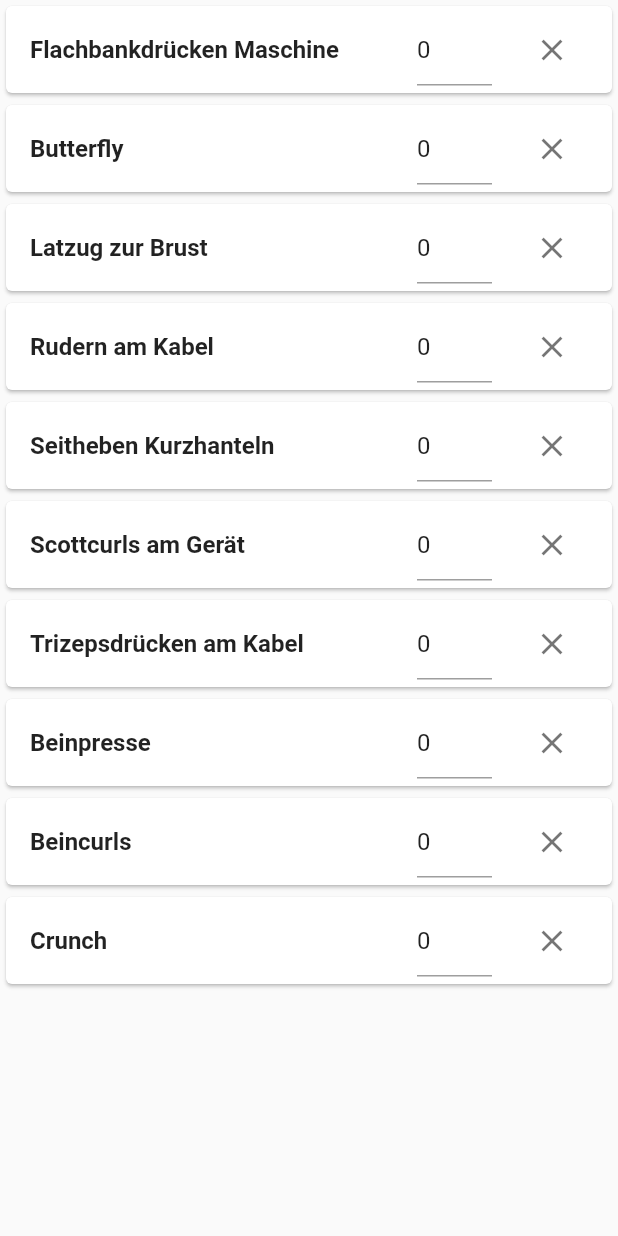
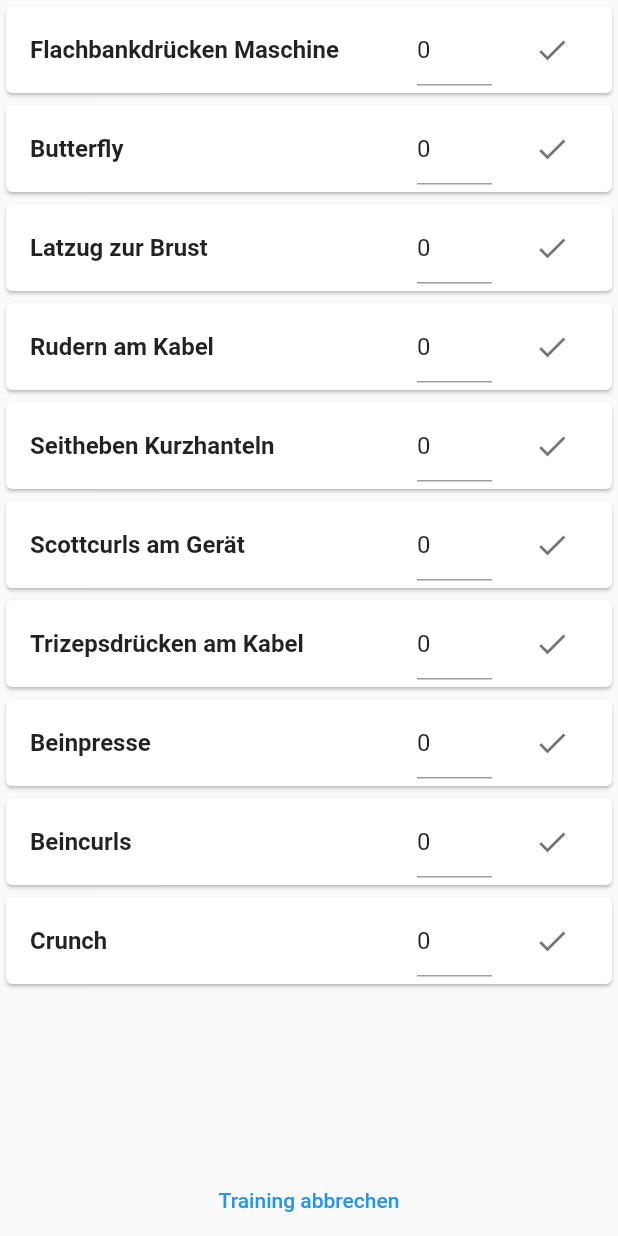
Before and after one commit to JohannesFoltin/FitnessCounter, a Flutter app: the screen it shows after launch, after a tap on "Start Training", on a phone screen of 412 x 824 dp. Run offline on Flutter 3.47's test engine with Material 2 defaults, Android fonts, the light colour scheme and no system bars; our stand-ins replace shared_preferences.

Commit message:
new Flutter Version added "Training abbrechen" Button -> TODO new checked Icon

```diff
--- a/lib/onFitness.dart
+++ b/lib/onFitness.dart
@@ -21,13 +21,20 @@ class _onFitness extends State<onFitness> {
   @override
   Widget build(BuildContext context) {
     return Scaffold(
-      body: Center(
-        child: ListView.builder(
+      body: Column(
+        children:[
+          Expanded(child:
+            ListView.builder(
             itemCount: items.length,
             itemBuilder: (context, index) {
               final item = items[index];
               return item.buildCard(context);
-            }),
+            }
+            )
+            ),
+          TextButton(onPressed: ()=>{},child: Text("Training abbrechen"),),
+        ],
+
       ),
     );
   }
@@ -87,7 +94,8 @@ class CardItem implements ListItem {
             ),
           ],
         ),
-        trailing: CloseButton(
+        trailing: IconButton(
+          icon: Icon(Icons.check),
           onPressed: () => {
             //ToDO
           },
--- a/pubspec.yaml
+++ b/pubspec.yaml
@@ -23,7 +23,7 @@ environment:
 dependencies:
   flutter:
     sdk: flutter
-  shared_preferences: "2.0.10"
+  shared_preferences: "2.0.11"
 
 
   # The following adds the Cupertino Icons font to your application.
```
Also changed, not shown: pubspec.lock.
